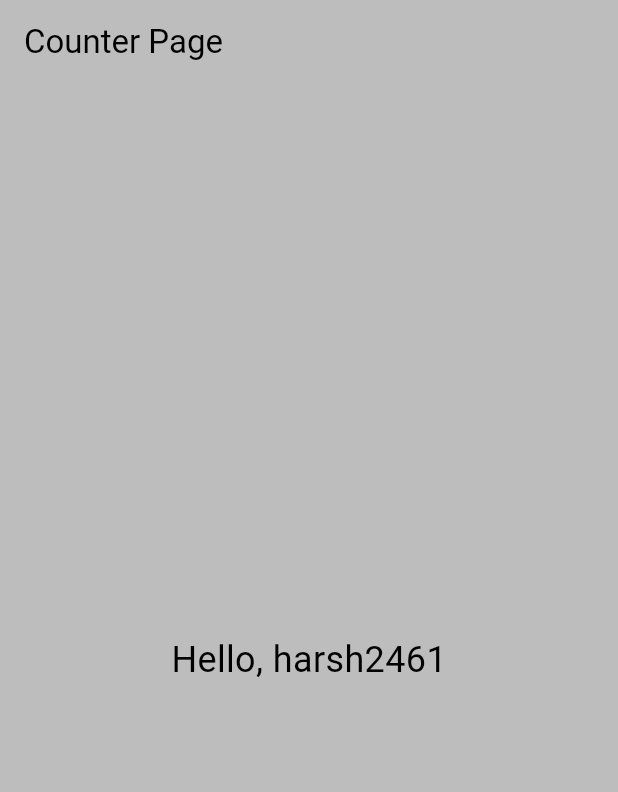
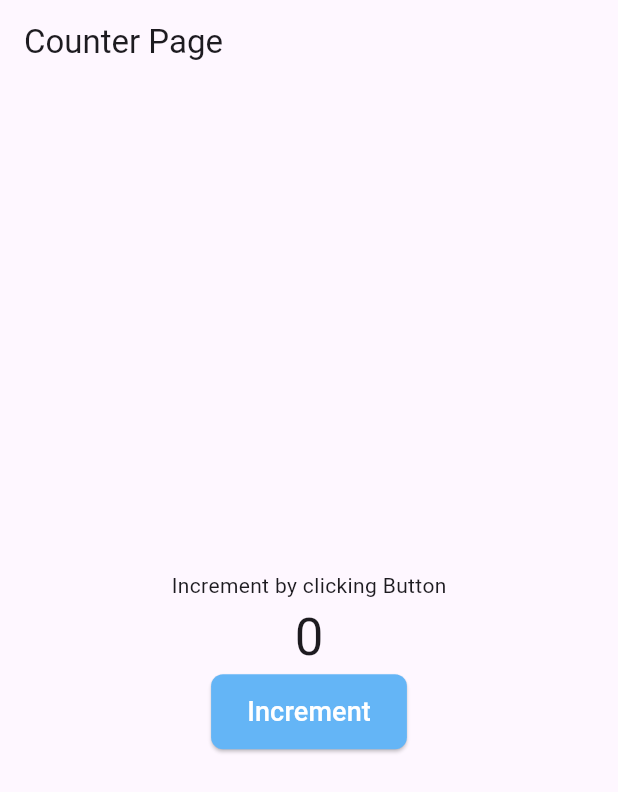
Before and after one commit to harsh749005/shus, a Flutter app: the screen it shows after launch, on a phone screen of 412 x 824 dp. Shown: the top 792 px of the screen. Run offline on Flutter 3.47's test engine with Material 3 defaults, Android fonts, the phone set to English and light mode, and no system bars.

Commit message:
main funation is wrapper by provider

```diff
--- a/lib/main.dart
+++ b/lib/main.dart
@@ -1,5 +1,6 @@
 import 'package:flutter/material.dart';
 import 'package:inputfield/homepage.dart';
+import 'package:inputfield/models/counter_model.dart';
 import 'package:inputfield/pages/increment_page.dart';
 import 'package:inputfield/pages/theme_home.dart';
 import 'package:inputfield/scroll_items.dart';
@@ -10,7 +11,7 @@ import 'package:provider/provider.dart';
 
 void main() {
   runApp(ChangeNotifierProvider(
-    create: (context) => ThemeProvider(),
+    create: (context) => CounterModel(),
     child: const MyApp(),
     ));
 }
@@ -24,7 +25,7 @@ class MyApp extends StatelessWidget {
       debugShowCheckedModeBanner: false,
       title: 'Flutter Demo',
       home: const IncrementPage(),
-      theme:Provider.of<ThemeProvider>(context).themeData,
+      // theme:Provider.of<ThemeProvider>(context).themeData,
     );
   }
 }
--- a/lib/pages/increment_page.dart
+++ b/lib/pages/increment_page.dart
@@ -1,4 +1,6 @@
 import 'package:flutter/material.dart';
+import 'package:inputfield/models/counter_model.dart';
+import 'package:provider/provider.dart';
 
 class IncrementPage extends StatefulWidget {
   const IncrementPage({super.key});
@@ -11,7 +13,9 @@ class IncrementPageState extends State<IncrementPage> {
   String name = "harsh2461";
   @override
   Widget build(BuildContext context) {
-    return Scaffold(
+    return Consumer<CounterModel>(
+      builder:
+          (context, value, child) => Scaffold(
             appBar: AppBar(title: Text("Counter Page")),
             body: Padding(
               padding: const EdgeInsets.all(8.0),
@@ -19,10 +23,33 @@ class IncrementPageState extends State<IncrementPage> {
                 mainAxisAlignment: MainAxisAlignment.center,
                 crossAxisAlignment: CrossAxisAlignment.center,
                 children: [
+                  Text("Increment by clicking Button"),
                   Center(
-              child: Text("Hello, ${name.isEmpty ? "Guest":name}", style: TextStyle(fontSize: 24)),
+                    child: Text(
+                      value.count.toString(),
+                      style: TextStyle(fontSize: 34),
+                    ),
+                  ),
+                  ElevatedButton(
+                    onPressed: () {
+                      final counter = context.read<CounterModel>();
+                      counter.increment();
+                    },
+                    style: ElevatedButton.styleFrom(
+                      shape: RoundedRectangleBorder(
+                        borderRadius: BorderRadius.circular(8)
+                      ),
+                      backgroundColor: Colors.blue.shade300,
+                      padding: EdgeInsets.symmetric(horizontal: 24,vertical: 12)
+                    ),
+                    child: Text("Increment",
+                    style: TextStyle(
+                      color: Colors.white,
+                      fontSize: 18
+                    ),),
                   ),
                 ],
+              ),
             ),
           ),
     );
```
Lines whose indentation alone changed are shown as unchanged.
